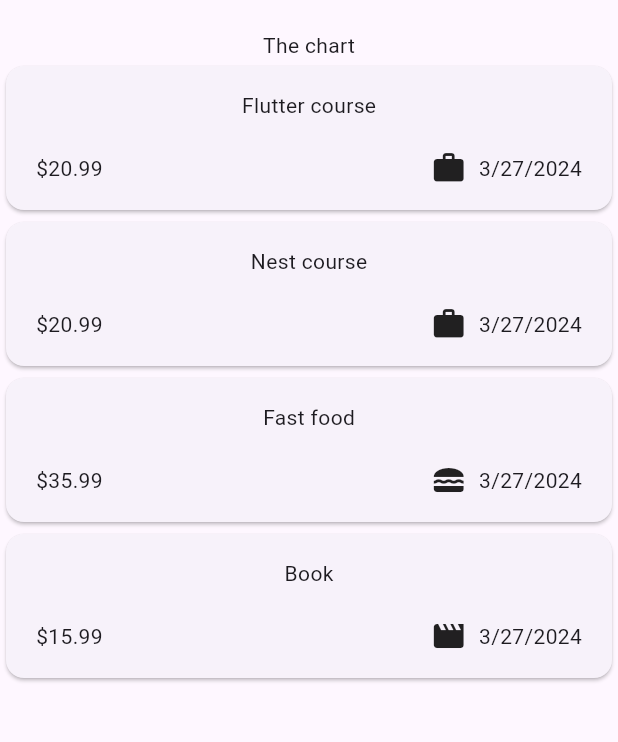
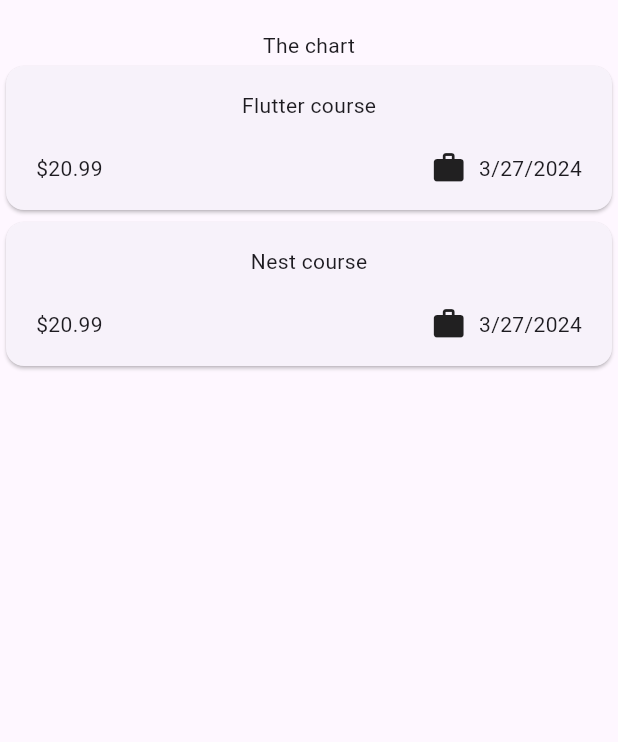
Before and after one commit to ichbinnichts/expanse_tracker, a Flutter app: the screen it shows after launch, on a phone screen of 412 x 824 dp, the part 84-826 px from its top. Run offline on Flutter 3.47's test engine with Material 3 defaults, Android fonts, the phone set to English and light mode, and no system bars.

```diff
--- a/lib/home/home.dart
+++ b/lib/home/home.dart
@@ -24,23 +24,20 @@ class _HomeState extends State<Home> {
       date: DateTime.now(),
       category: Category.work,
     ),
-    Expense(
-      title: 'Fast food',
-      amount: 35.99,
-      date: DateTime.now(),
-      category: Category.food,
-    ),
-    Expense(
-      title: 'Book',
-      amount: 15.99,
-      date: DateTime.now(),
-      category: Category.leisure,
-    )
   ];
 
   void _openAddExpensesOverlay() {
     showModalBottomSheet(
-        context: context, builder: (ctx) => const NewExpense());
+        context: context,
+        builder: (ctx) => NewExpense(
+              onAddExpense: _addExpense,
+            ));
+  }
+
+  void _addExpense(Expense expense) {
+    setState(() {
+      _registeredExpenses.add(expense);
+    });
   }
 
   @override
```
Also changed, not shown: lib/widgets/new_expense.dart (+10 -1 lines).
